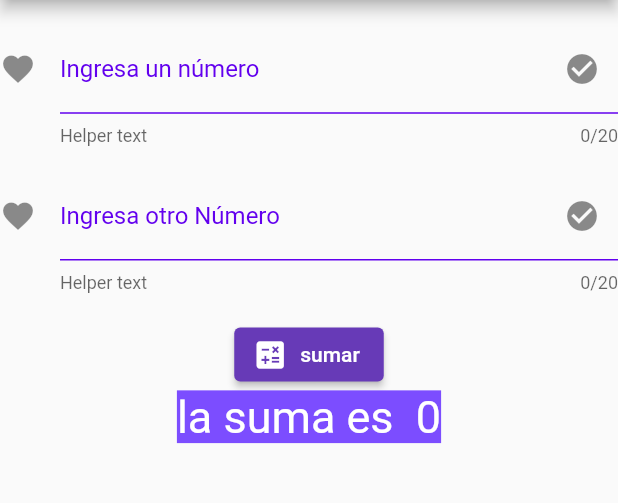
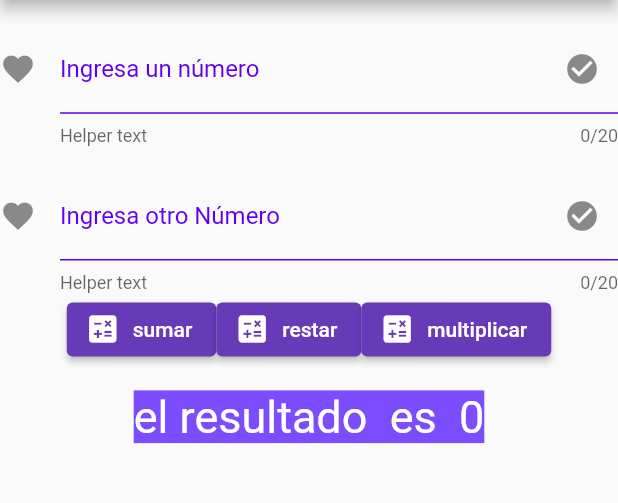
Before and after one commit to santiago2001-dev/calculadora---movil--flutter, a Flutter app: the screen it shows after launch, on a phone screen of 412 x 824 dp, the part 84-587 px from its top. Run offline on Flutter 3.47's test engine with Material 2 defaults, Android fonts, the phone set to English and light mode, and no system bars.

Commit message:
resta y multiplicacion agregada

```diff
--- a/lib/main.dart
+++ b/lib/main.dart
@@ -35,17 +35,29 @@ class MyHomePage extends StatefulWidget {
 class _MyHomePageState extends State<MyHomePage> {
   final _numeroUno =  TextEditingController();
   final _numeroDos = TextEditingController();
-
-
-
-  int suma = 0;
+  int resultado = 0;
 
   void _sumar() {
     setState(() {
 
-      suma =  int.parse(_numeroUno.text) + int.parse(_numeroDos.text);
+      resultado =  int.parse(_numeroUno.text) + int.parse(_numeroDos.text);
     });
   }
+  void _restar(){
+
+    setState(() {
+      resultado =  int.parse(_numeroUno.text) - int.parse(_numeroDos.text);
+    });
+  }
+
+
+  void _multiplicar (){
+    setState(() {
+      resultado =  int.parse(_numeroUno.text) * int.parse(_numeroDos.text);
+    });
+
+  }
+
 
   @override
   Widget build(BuildContext context) {
@@ -112,9 +124,15 @@ class _MyHomePageState extends State<MyHomePage> {
               ),
             ),
 
+            Center(
+             child:  Row(
+               mainAxisAlignment: MainAxisAlignment.center,
+
+               children: [
                 const SizedBox(
                     height : 16.8
                 ),
+
 
                    ElevatedButton.icon(
                       onPressed: (){
@@ -125,8 +143,42 @@ class _MyHomePageState extends State<MyHomePage> {
 
 
                   ),
+                 const SizedBox(
+                     height : 16.8
+                 ),
+
+
+                 ElevatedButton.icon(
+                    onPressed: (){
+                      _restar();
+                    },
+                    icon: const Icon(Icons.calculate),
+                    label: const Text('restar')
+
+
+                ),
+                 const SizedBox(
+                     height : 16.8
+                 ),
+
+                 ElevatedButton.icon(
+                    onPressed: (){
+                      _multiplicar();
+                    },
+                    icon: const Icon(Icons.calculate),
+                    label: const Text('multiplicar')
+
+
+                ),
+              ],
+            ),
+            ),
+            const SizedBox(
+                height : 16.8
+            ),
+
             Text(
-              'la suma es  $suma',
+              'el resultado  es  $resultado',
               style: const TextStyle(
                 fontSize: 30,
                 color: Colors.white,
```
Lines whose indentation alone changed are shown as unchanged.
